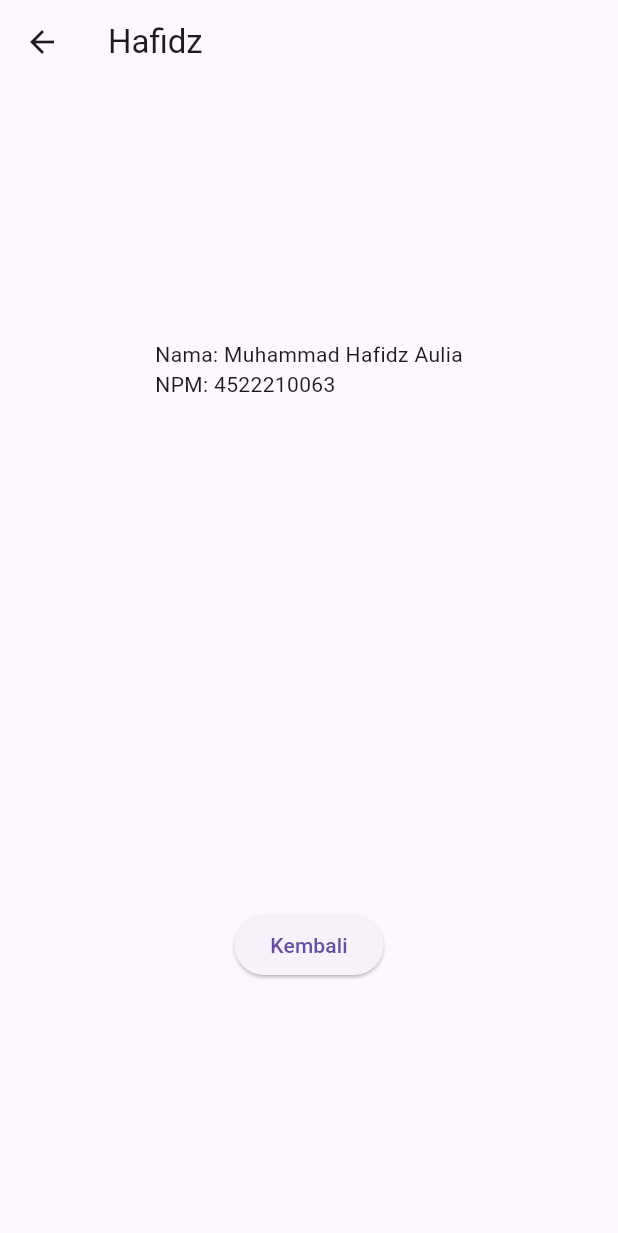
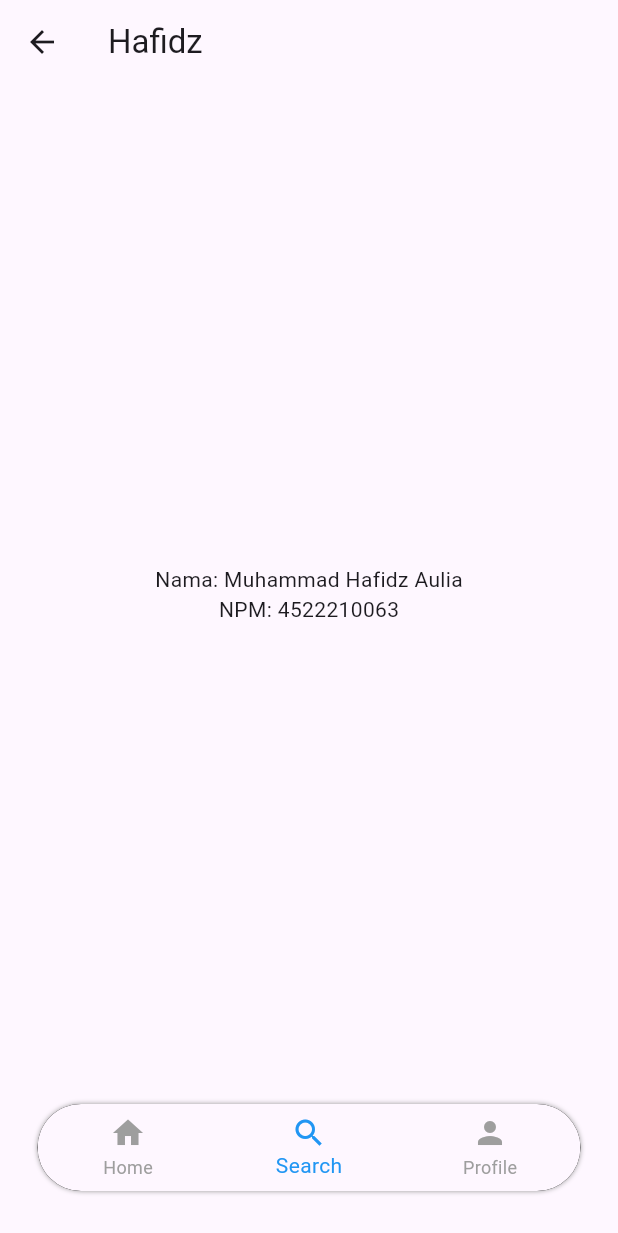
Before and after one commit to FerryAchmadAkbar4522210088/PBM-ZTE, a Flutter app: the HafidzPage screen opened directly, on a phone screen of 412 x 824 dp. Shown: the top 1233 px of the screen. Run offline on Flutter 3.47's test engine with Material 3 defaults, Android fonts, the phone set to English and light mode, and no system bars; missing offline and left inert: flutter_application_1; statements that could not run were skipped.

Commit message:
Update hafidz.dart

```diff
--- a/lib/pages/hafidz.dart
+++ b/lib/pages/hafidz.dart
@@ -1,27 +1,65 @@
 import 'package:flutter/material.dart';
+import 'home.dart'; // Pastikan ini sesuai dengan lokasi file HomePage
 
-class HafidzPage extends StatelessWidget {
+class HafidzPage extends StatefulWidget {
+  @override
+  _HafidzPageState createState() => _HafidzPageState();
+}
+
+class _HafidzPageState extends State<HafidzPage> {
+  int _selectedIndex = 1; // Atur indeks default ke halaman saat ini
+
+  void _onItemTapped(int index) {
+    if (index == 0) {
+      // Jika Home diklik, kembali ke HomePage
+      Navigator.pushReplacement(
+          context, MaterialPageRoute(builder: (context) => HomePage()));
+    }
+    setState(() {
+      _selectedIndex = index;
+    });
+  }
+
   @override
   Widget build(BuildContext context) {
     return Scaffold(
       appBar: AppBar(title: const Text("Hafidz")),
-      body: Column(
-        mainAxisAlignment: MainAxisAlignment.spaceAround,
-        children: [
-          Center(
+      body: Center(
         child: Column(
-              crossAxisAlignment: CrossAxisAlignment.start,
-              children: [
+          mainAxisAlignment: MainAxisAlignment.center,
+          children: const [
             Text("Nama: Muhammad Hafidz Aulia"),
             Text("NPM: 4522210063"),
           ],
         ),
       ),
-          ElevatedButton(
-            onPressed: () => Navigator.pop(context),
-            child: const Text("Kembali"),
+      bottomNavigationBar: Container(
+        margin: EdgeInsets.only(bottom: 30, left: 25, right: 25),
+        decoration: BoxDecoration(
+          color: Colors.black,
+          borderRadius: BorderRadius.circular(30),
+          boxShadow: [
+            BoxShadow(
+              color: Colors.grey,
+              blurRadius: 2,
+              spreadRadius: 0.1,
             ),
           ],
+        ),
+        child: ClipRRect(
+          borderRadius: BorderRadius.circular(30),
+          child: BottomNavigationBar(
+            currentIndex: _selectedIndex,
+            onTap: _onItemTapped,
+            selectedItemColor: Colors.blue,
+            unselectedItemColor: Colors.grey,
+            items: const [
+              BottomNavigationBarItem(icon: Icon(Icons.home), label: "Home"),
+              BottomNavigationBarItem(icon: Icon(Icons.search), label: "Search"),
+              BottomNavigationBarItem(icon: Icon(Icons.person), label: "Profile"),
+            ],
+          ),
+        ),
       ),
     );
   }
```
Lines whose indentation alone changed are shown as unchanged.
